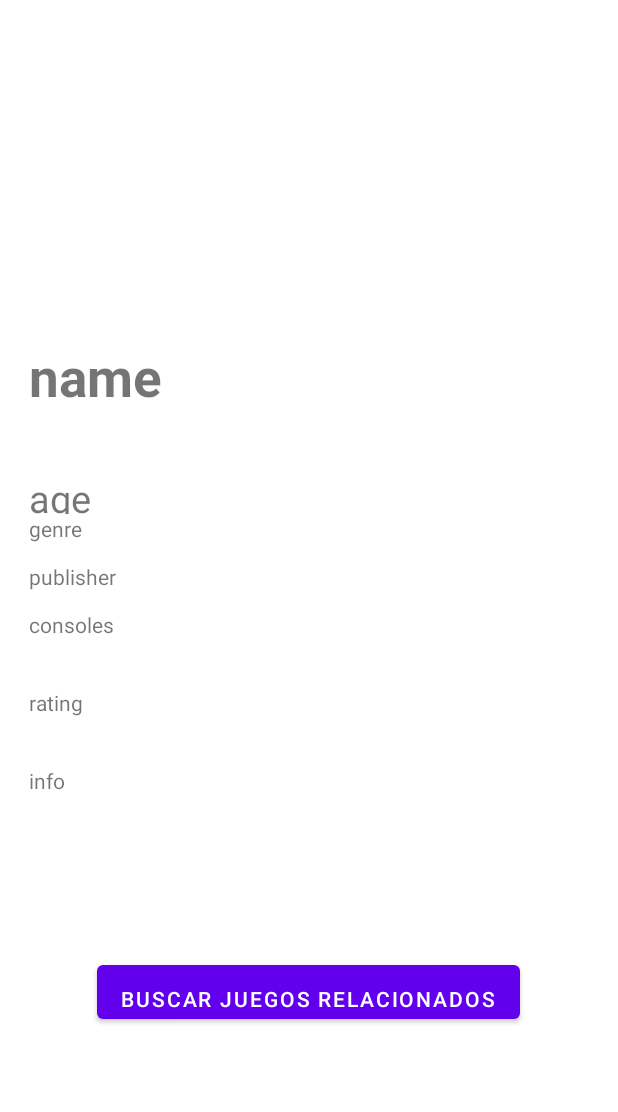
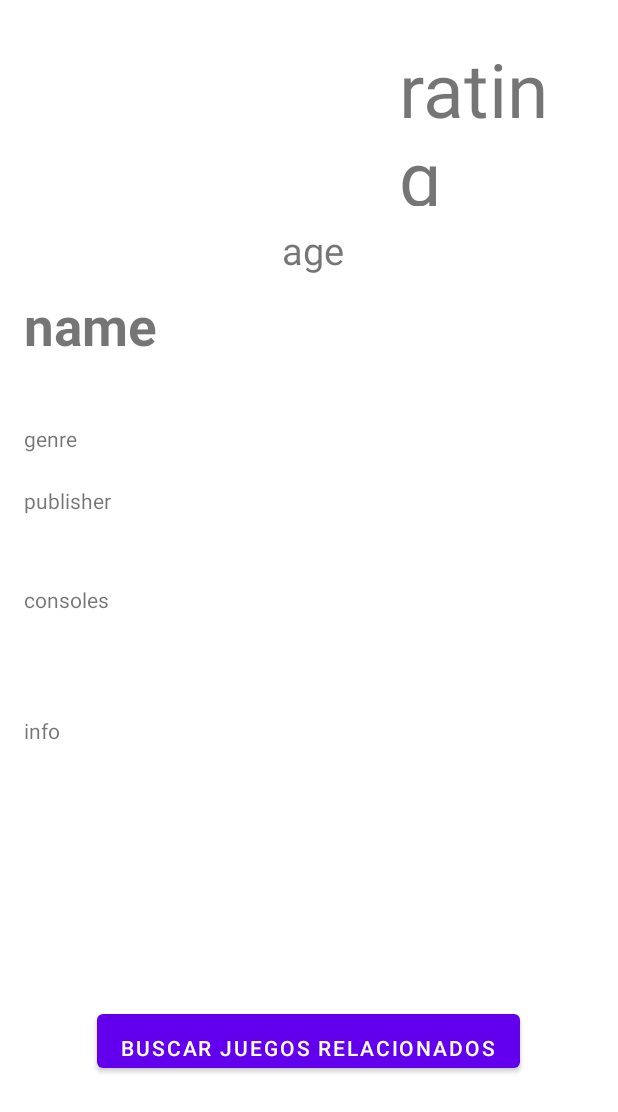
Before and after one commit to AronCold/VideogameStudio, an Android app: the layout activity_juego.xml on its own in the app's theme, with its tools: preview values and no code run, on a phone screen of 412 x 824 dp. Shown: the top 1112 px of the screen. Run offline under Robolectric (Android 15) with nearby library versions, the phone set to English and light mode, and no system bars.

Commit message:
QUEDA POCO 2
layout activity_juego.xml mejorado

```diff
--- a/app/src/main/java/com/example/videogamestudio/JuegoActivity.kt
+++ b/app/src/main/java/com/example/videogamestudio/JuegoActivity.kt
@@ -13,7 +13,9 @@ import android.widget.TextView
 import com.example.videogamestudio.model.Videogame
 import com.google.gson.Gson
 import com.google.gson.reflect.TypeToken
+import com.squareup.picasso.Picasso
 import proto.Game
+import kotlin.math.roundToInt
 import kotlin.time.measureTimedValue
 
 class JuegoActivity : AppCompatActivity() {
@@ -53,11 +55,40 @@ class JuegoActivity : AppCompatActivity() {
 
         //recibe juego
         videogame = intent.getSerializableExtra("Juego") as Videogame
+
         tvName.text = videogame.name
-        tvReleaseDate.text = videogame.releaseDate.toString()
-        tvGenre.text = videogame.genres.toString()
-        tvPublisher.text = videogame.involved_companies.toString()
-        tvConsoles.text = videogame.platforms.toString()
+
+        val sdf = java.text.SimpleDateFormat("yyyy-MM-dd")
+        val netDate = videogame.releaseDate
+        val date = sdf.format(netDate)
+
+        Log.d("Testeo", date.toString())
+        tvReleaseDate.text = date.toString()
+
+        tvGenre.text = "Género/s: \n $videogame.genres.toString()"
+
+        var empresas = ""
+
+        videogame.involved_companies.forEach {
+            empresas += it.company.name + " ,"
+        }
+        tvPublisher.text = "Desarrolladora/as: \n $empresas"
+
+        var consolas = ""
+
+        videogame.platforms.forEach {
+            consolas += it.name + " ,"
+        }
+        tvConsoles.text = "Disponible para: \n $consolas"
+
+        tvRating.text = videogame.aggregated_rating.roundToInt().toString() + "%"
+
+        tvInfo.text = "Información: \n ${videogame.summary}"
+
+        var coverVG = videogame.image
+
+        Picasso.get().load(coverVG)
+            .into(findViewById<ImageView>(R.id.ivVideogame))
 
 
         //"Recibir juego en el intent")
@@ -102,9 +133,9 @@ class JuegoActivity : AppCompatActivity() {
 
         //guardarLista
         var editor : SharedPreferences.Editor = mPrefs.edit()
-        historialJSONString = Gson().toJson(historialLista);
-        editor.putString("listaHistorial", historialJSONString);
-        editor.commit();
+        historialJSONString = Gson().toJson(historialLista)
+        editor.putString("listaHistorial", historialJSONString)
+        editor.commit()
         Log.d("Juego añadido", "Lista guardada")
     }
 }
--- a/app/src/main/res/layout/activity_juego.xml
+++ b/app/src/main/res/layout/activity_juego.xml
@@ -10,75 +10,87 @@
 
     <ImageView
         android:id="@+id/ivVideogame"
-        android:layout_width="208dp"
-        android:layout_height="175dp"
-        android:layout_marginTop="32dp"
+        android:layout_width="161dp"
+        android:layout_height="177dp"
+        android:layout_marginTop="12dp"
         app:layout_constraintEnd_toEndOf="parent"
-        app:layout_constraintHorizontal_bias="0.497"
+        app:layout_constraintHorizontal_bias="0.064"
         app:layout_constraintStart_toStartOf="parent"
         app:layout_constraintTop_toTopOf="parent"
         tools:ignore="MissingConstraints" />
 
     <TextView
         android:id="@+id/tvName"
-        android:layout_width="374dp"
-        android:layout_height="87dp"
-        android:layout_marginTop="20dp"
+        android:layout_width="368dp"
+        android:layout_height="89dp"
+        android:layout_marginTop="4dp"
         android:textSize="35dp"
         android:textStyle="bold"
         app:layout_constraintEnd_toEndOf="parent"
+        app:layout_constraintHorizontal_bias="0.368"
         app:layout_constraintStart_toStartOf="parent"
         app:layout_constraintTop_toBottomOf="@+id/ivVideogame"
         tools:text="name" />
 
     <TextView
         android:id="@+id/tvReleaseDate"
-        android:layout_width="268dp"
-        android:layout_height="28dp"
+        android:layout_width="188dp"
+        android:layout_height="40dp"
+        android:layout_marginTop="12dp"
         android:textSize="25dp"
-        app:layout_constraintStart_toStartOf="@+id/tvName"
-        app:layout_constraintTop_toBottomOf="@+id/tvName"
+        app:layout_constraintEnd_toEndOf="@+id/tvRating"
+        app:layout_constraintHorizontal_bias="1.0"
+        app:layout_constraintStart_toEndOf="@+id/ivVideogame"
+        app:layout_constraintTop_toBottomOf="@+id/tvRating"
         tools:text="age" />
 
     <TextView
         android:id="@+id/tvGenre"
-        android:layout_width="272dp"
-        android:layout_height="32dp"
+        android:layout_width="373dp"
+        android:layout_height="33dp"
         android:text="genre"
-        app:layout_constraintStart_toStartOf="@+id/tvReleaseDate"
-        app:layout_constraintTop_toBottomOf="@+id/tvReleaseDate" />
+        app:layout_constraintStart_toStartOf="@+id/tvName"
+        app:layout_constraintTop_toBottomOf="@+id/tvName" />
 
     <TextView
         android:id="@+id/tvPublisher"
-        android:layout_width="272dp"
-        android:layout_height="32dp"
+        android:layout_width="368dp"
+        android:layout_height="62dp"
+        android:layout_marginTop="8dp"
         android:text="publisher"
         app:layout_constraintStart_toStartOf="@+id/tvGenre"
         app:layout_constraintTop_toBottomOf="@+id/tvGenre" />
 
     <TextView
         android:id="@+id/tvConsoles"
-        android:layout_width="271dp"
-        android:layout_height="52dp"
+        android:layout_width="367dp"
+        android:layout_height="71dp"
+        android:layout_marginTop="4dp"
         android:text="consoles"
         app:layout_constraintStart_toStartOf="@+id/tvPublisher"
         app:layout_constraintTop_toBottomOf="@+id/tvPublisher" />
 
     <TextView
         android:id="@+id/tvRating"
-        android:layout_width="271dp"
-        android:layout_height="52dp"
+        android:layout_width="110dp"
+        android:layout_height="112dp"
+        android:layout_marginStart="80dp"
         android:text="rating"
-        app:layout_constraintStart_toStartOf="@+id/tvConsoles"
-        app:layout_constraintTop_toBottomOf="@+id/tvConsoles" />
+        android:textSize="50dp"
+        app:layout_constraintBottom_toBottomOf="@+id/ivVideogame"
+        app:layout_constraintEnd_toEndOf="@+id/tvName"
+        app:layout_constraintStart_toEndOf="@+id/ivVideogame"
+        app:layout_constraintTop_toTopOf="@+id/ivVideogame"
+        app:layout_constraintVertical_bias="0.2" />
 
     <TextView
         android:id="@+id/tvInfo"
-        android:layout_width="271dp"
-        android:layout_height="52dp"
+        android:layout_width="378dp"
+        android:layout_height="139dp"
+        android:layout_marginTop="16dp"
         android:text="info"
-        app:layout_constraintStart_toStartOf="@+id/tvRating"
-        app:layout_constraintTop_toBottomOf="@+id/tvRating" />
+        app:layout_constraintStart_toStartOf="@+id/tvConsoles"
+        app:layout_constraintTop_toBottomOf="@+id/tvConsoles" />
 
     <Button
         android:id="@+id/rsButton"
@@ -90,8 +102,8 @@
         app:layout_constraintEnd_toEndOf="parent"
         app:layout_constraintHorizontal_bias="0.496"
         app:layout_constraintStart_toStartOf="parent"
-        app:layout_constraintTop_toBottomOf="@+id/ivVideogame"
-        app:layout_constraintVertical_bias="0.756" />
+        app:layout_constraintTop_toBottomOf="@+id/tvInfo"
+        app:layout_constraintVertical_bias="0.333" />
 
 
 </androidx.constraintlayout.widget.ConstraintLayout>
```
